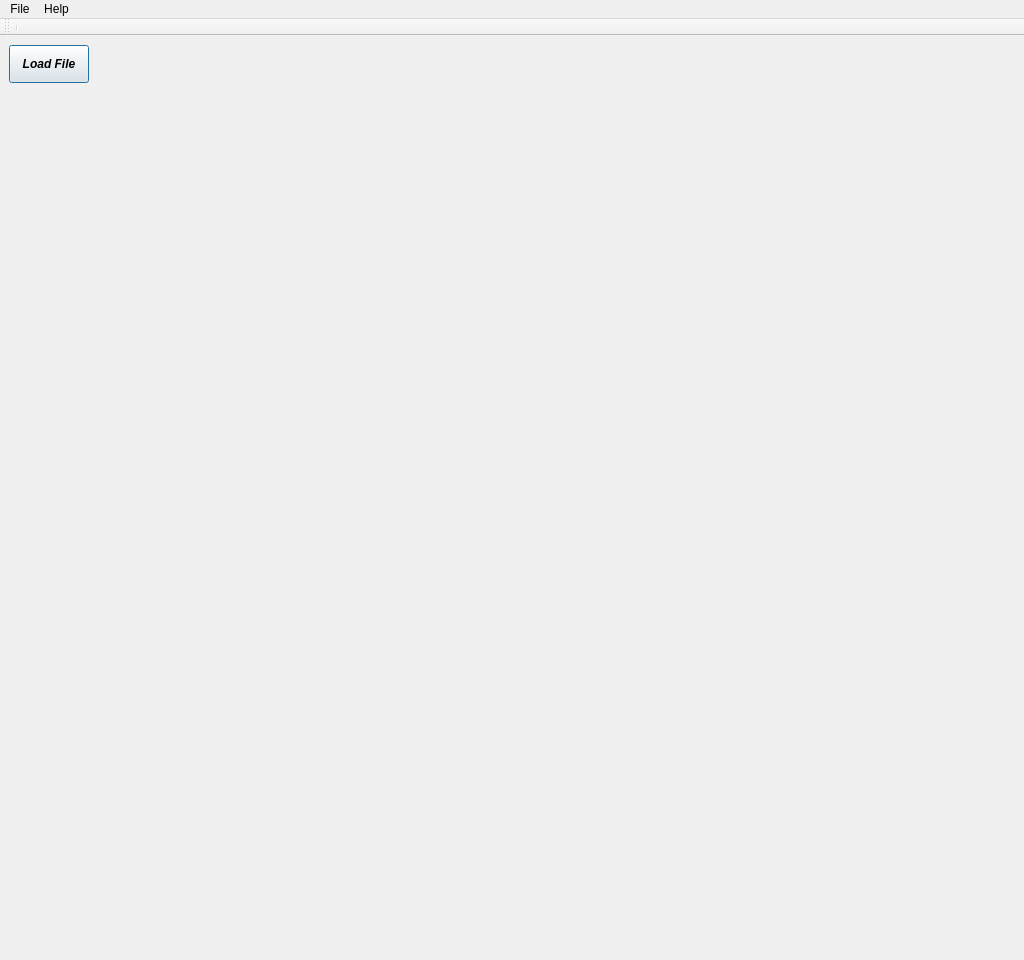
Old version of the form mainwindow.ui in the repository chenshun00/fix-client.
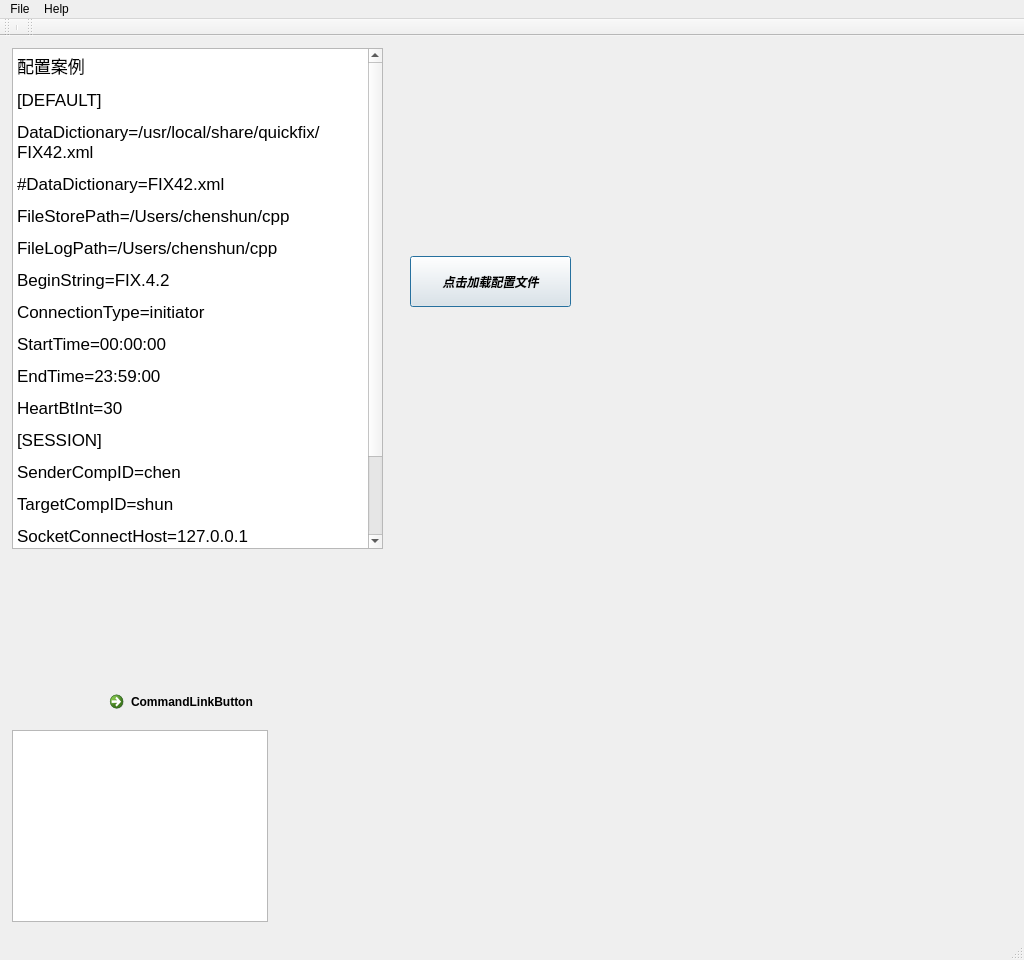
New version of the form. Icons and pictures are not drawn.

The edit to the form file:
```diff
--- a/mainwindow.ui
+++ b/mainwindow.ui
@@ -2,6 +2,12 @@
 <ui version="4.0">
  <class>MainWindow</class>
  <widget class="QMainWindow" name="MainWindow">
+  <property name="windowModality">
+   <enum>Qt::WindowModality::ApplicationModal</enum>
+  </property>
+  <property name="enabled">
+   <bool>true</bool>
+  </property>
   <property name="geometry">
    <rect>
     <x>0</x>
@@ -32,12 +38,28 @@
    <bool>false</bool>
   </property>
   <widget class="QWidget" name="centralwidget">
-   <layout class="QFormLayout" name="formLayout">
-    <item row="0" column="0">
+   <widget class="QTextBrowser" name="textBrowser">
+    <property name="geometry">
+     <rect>
+      <x>12</x>
+      <y>694</y>
+      <width>256</width>
+      <height>192</height>
+     </rect>
+    </property>
+   </widget>
      <widget class="QPushButton" name="LoadFile">
       <property name="enabled">
        <bool>true</bool>
       </property>
+    <property name="geometry">
+     <rect>
+      <x>410</x>
+      <y>220</y>
+      <width>161</width>
+      <height>51</height>
+     </rect>
+    </property>
       <property name="sizePolicy">
        <sizepolicy hsizetype="Preferred" vsizetype="Preferred">
         <horstretch>100</horstretch>
@@ -69,7 +91,7 @@
        <bool>false</bool>
       </property>
       <property name="text">
-       <string>Load File</string>
+     <string>点击加载配置文件</string>
       </property>
       <property name="autoDefault">
        <bool>false</bool>
@@ -81,8 +103,56 @@
        <bool>false</bool>
       </property>
      </widget>
-    </item>
-   </layout>
+   <widget class="QTextBrowser" name="textBrowser_2">
+    <property name="geometry">
+     <rect>
+      <x>12</x>
+      <y>12</y>
+      <width>371</width>
+      <height>501</height>
+     </rect>
+    </property>
+    <property name="html">
+     <string>&lt;!DOCTYPE HTML PUBLIC &quot;-//W3C//DTD HTML 4.0//EN&quot; &quot;http://www.w3.org/TR/REC-html40/strict.dtd&quot;&gt;
+&lt;html&gt;&lt;head&gt;&lt;meta name=&quot;qrichtext&quot; content=&quot;1&quot; /&gt;&lt;meta charset=&quot;utf-8&quot; /&gt;&lt;style type=&quot;text/css&quot;&gt;
+p, li { white-space: pre-wrap; }
+hr { height: 1px; border-width: 0; }
+li.unchecked::marker { content: &quot;\2610&quot;; }
+li.checked::marker { content: &quot;\2612&quot;; }
+&lt;/style&gt;&lt;/head&gt;&lt;body style=&quot; font-family:'.AppleSystemUIFont'; font-size:13pt; font-weight:400; font-style:normal;&quot;&gt;
+&lt;p style=&quot; margin-top:12px; margin-bottom:12px; margin-left:0px; margin-right:0px; -qt-block-indent:0; text-indent:0px;&quot;&gt;配置案例&lt;/p&gt;
+&lt;p style=&quot; margin-top:12px; margin-bottom:12px; margin-left:0px; margin-right:0px; -qt-block-indent:0; text-indent:0px;&quot;&gt;[DEFAULT]&lt;/p&gt;
+&lt;p style=&quot; margin-top:12px; margin-bottom:12px; margin-left:0px; margin-right:0px; -qt-block-indent:0; text-indent:0px;&quot;&gt;DataDictionary=/usr/local/share/quickfix/FIX42.xml&lt;/p&gt;
+&lt;p style=&quot; margin-top:12px; margin-bottom:12px; margin-left:0px; margin-right:0px; -qt-block-indent:0; text-indent:0px;&quot;&gt;#DataDictionary=FIX42.xml&lt;/p&gt;
+&lt;p style=&quot; margin-top:12px; margin-bottom:12px; margin-left:0px; margin-right:0px; -qt-block-indent:0; text-indent:0px;&quot;&gt;FileStorePath=/Users/chenshun/cpp&lt;/p&gt;
+&lt;p style=&quot; margin-top:12px; margin-bottom:12px; margin-left:0px; margin-right:0px; -qt-block-indent:0; text-indent:0px;&quot;&gt;FileLogPath=/Users/chenshun/cpp&lt;/p&gt;
+&lt;p style=&quot; margin-top:12px; margin-bottom:12px; margin-left:0px; margin-right:0px; -qt-block-indent:0; text-indent:0px;&quot;&gt;BeginString=FIX.4.2&lt;/p&gt;
+&lt;p style=&quot; margin-top:12px; margin-bottom:12px; margin-left:0px; margin-right:0px; -qt-block-indent:0; text-indent:0px;&quot;&gt;ConnectionType=initiator&lt;/p&gt;
+&lt;p style=&quot; margin-top:12px; margin-bottom:12px; margin-left:0px; margin-right:0px; -qt-block-indent:0; text-indent:0px;&quot;&gt;StartTime=00:00:00&lt;/p&gt;
+&lt;p style=&quot; margin-top:12px; margin-bottom:12px; margin-left:0px; margin-right:0px; -qt-block-indent:0; text-indent:0px;&quot;&gt;EndTime=23:59:00&lt;/p&gt;
+&lt;p style=&quot; margin-top:12px; margin-bottom:12px; margin-left:0px; margin-right:0px; -qt-block-indent:0; text-indent:0px;&quot;&gt;HeartBtInt=30&lt;/p&gt;
+&lt;p style=&quot; margin-top:12px; margin-bottom:12px; margin-left:0px; margin-right:0px; -qt-block-indent:0; text-indent:0px;&quot;&gt;[SESSION]&lt;/p&gt;
+&lt;p style=&quot; margin-top:12px; margin-bottom:12px; margin-left:0px; margin-right:0px; -qt-block-indent:0; text-indent:0px;&quot;&gt;SenderCompID=chen&lt;/p&gt;
+&lt;p style=&quot; margin-top:12px; margin-bottom:12px; margin-left:0px; margin-right:0px; -qt-block-indent:0; text-indent:0px;&quot;&gt;TargetCompID=shun&lt;/p&gt;
+&lt;p style=&quot; margin-top:12px; margin-bottom:12px; margin-left:0px; margin-right:0px; -qt-block-indent:0; text-indent:0px;&quot;&gt;SocketConnectHost=127.0.0.1&lt;/p&gt;
+&lt;p style=&quot; margin-top:12px; margin-bottom:12px; margin-left:0px; margin-right:0px; -qt-block-indent:0; text-indent:0px;&quot;&gt;SocketConnectPort=9877&lt;/p&gt;
+&lt;p style=&quot; margin-top:12px; margin-bottom:12px; margin-left:0px; margin-right:0px; -qt-block-indent:0; text-indent:0px;&quot;&gt;ResetSeqNumFlag=Y&lt;/p&gt;
+&lt;p style=&quot; margin-top:12px; margin-bottom:12px; margin-left:0px; margin-right:0px; -qt-block-indent:0; text-indent:0px;&quot;&gt;Password=12345678&lt;/p&gt;&lt;/body&gt;&lt;/html&gt;</string>
+    </property>
+   </widget>
+   <widget class="QCommandLinkButton" name="commandLinkButton">
+    <property name="geometry">
+     <rect>
+      <x>102</x>
+      <y>648</y>
+      <width>172</width>
+      <height>40</height>
+     </rect>
+    </property>
+    <property name="text">
+     <string>CommandLinkButton</string>
+    </property>
+   </widget>
   </widget>
   <widget class="QToolBar" name="toolBar">
    <property name="windowTitle">
@@ -124,6 +194,18 @@
    <addaction name="File"/>
    <addaction name="Help"/>
   </widget>
+  <widget class="QStatusBar" name="statusBar"/>
+  <widget class="QToolBar" name="toolBar_2">
+   <property name="windowTitle">
+    <string>toolBar_2</string>
+   </property>
+   <attribute name="toolBarArea">
+    <enum>TopToolBarArea</enum>
+   </attribute>
+   <attribute name="toolBarBreak">
+    <bool>false</bool>
+   </attribute>
+  </widget>
   <action name="actionLoadFile">
    <property name="text">
     <string>Load File</string>
```
Left out of the diff: 7 changed lines with no effect on the pictures. Lines whose indentation alone changed are shown as unchanged.
